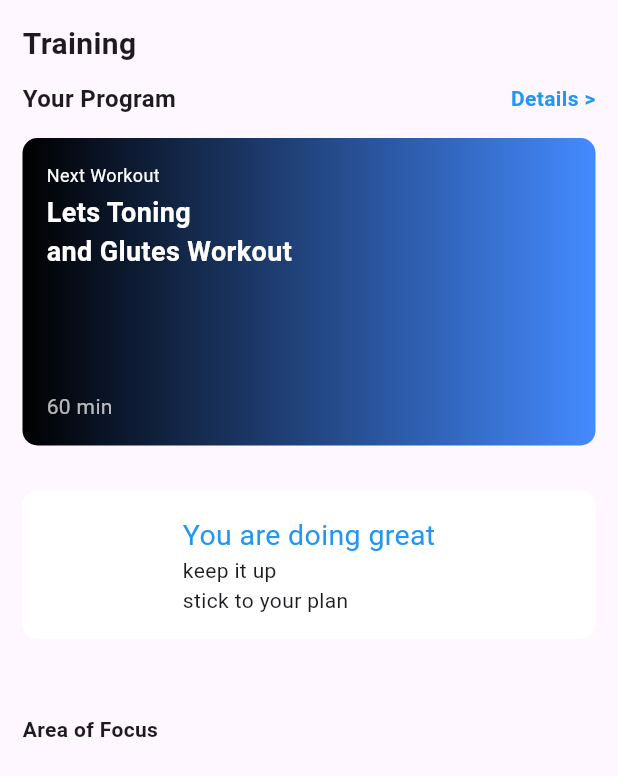
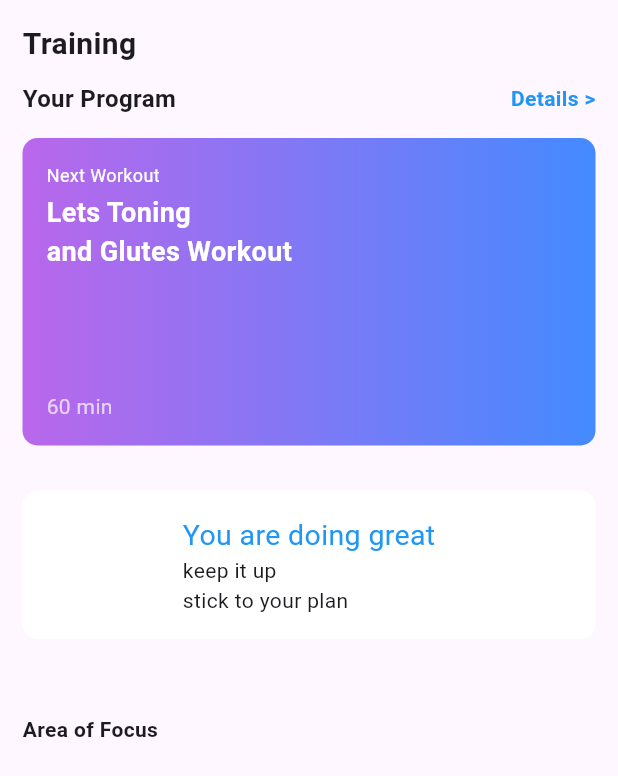
Before and after one commit to Qira221/Mobile-Programing, a Flutter app: the screen it shows after launch, on a phone screen of 412 x 824 dp. Shown: the top 776 px of the screen. Run offline on Flutter 3.47's test engine with Material 3 defaults, Android fonts, the phone set to English and light mode, and no system bars.

Commit message:
menambahkan foto

```diff
--- a/lib/latihan/quiz.dart
+++ b/lib/latihan/quiz.dart
@@ -28,7 +28,7 @@ class quiz extends StatelessWidget {
                 decoration: BoxDecoration(
                   borderRadius: BorderRadius.circular(10),
                   // color: Colors.deepPurpleAccent,
-                  gradient: LinearGradient(colors: [Colors.black,Colors.blueAccent])
+                  gradient: LinearGradient(colors: [const Color.fromARGB(255, 186, 103, 235),Colors.blueAccent])
 
                 ),
                 child: Column(
```
Also changed, not shown: pubspec.yaml (+6 -1 lines), assets/card.png (added), assets/kaki.png (added), assets/lari.png (added), assets/tangan.png (added).
